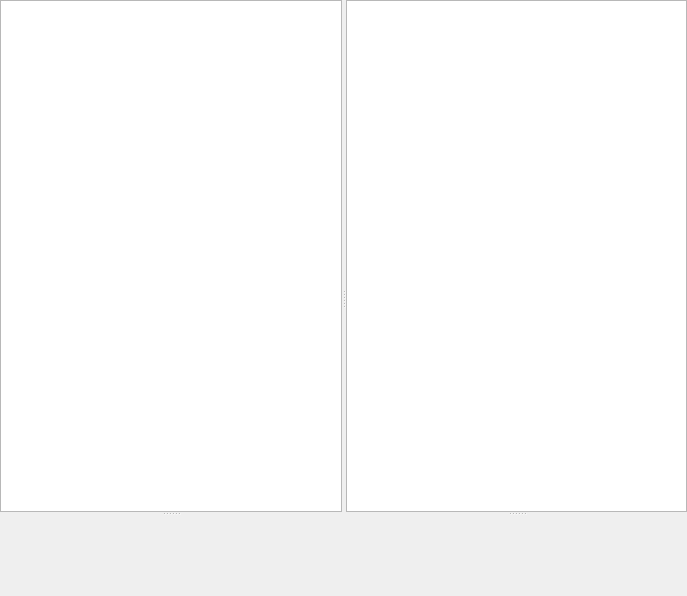
The window that Forms/mainview.ui (ArashMassoudieh/WaterwAIs) describes before a commit, drawn with Qt 5.
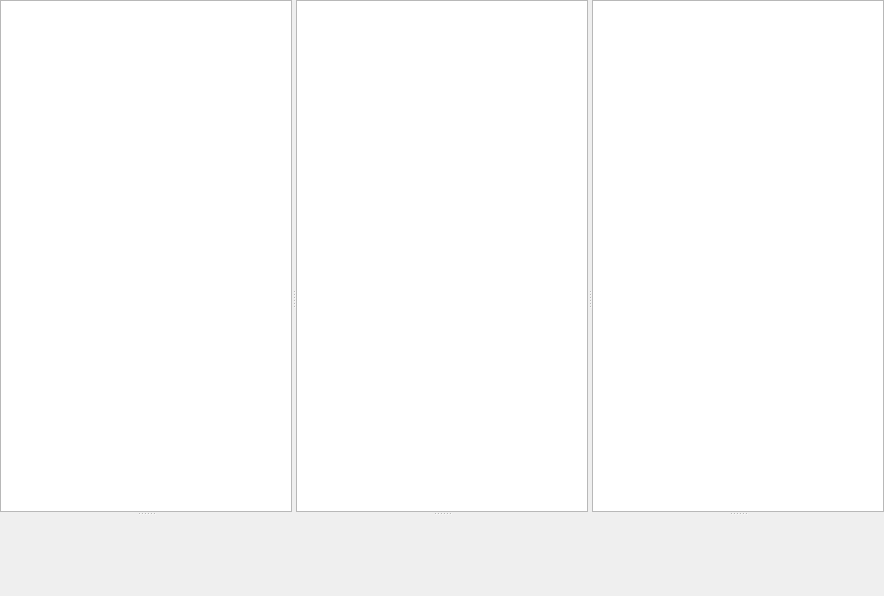
The same window after the commit. Custom widgets are drawn as their Qt base class.

Commit message: Added support for Generic model items, which don't have types. UI Improvements: - Provided conversion of time series time values into actual date/times. - Added "Navigate to item" button in item properties table and time series window. - Provide random colorization around base color for polygon feature layer.

What changed in the file:
```diff
--- a/Forms/mainview.ui
+++ b/Forms/mainview.ui
@@ -6,7 +6,7 @@
    <rect>
     <x>0</x>
     <y>0</y>
-    <width>687</width>
+    <width>884</width>
     <height>596</height>
    </rect>
   </property>
@@ -94,6 +94,23 @@
       </widget>
       <widget class="WaterwAIs::Panel" name="panelWidget"/>
      </widget>
+     <widget class="QSplitter" name="gen_panel_splitter">
+      <property name="orientation">
+       <enum>Qt::Vertical</enum>
+      </property>
+      <widget class="QWidget" name="layoutWidget">
+       <layout class="QGridLayout" name="gridLayout">
+        <item row="0" column="0">
+         <widget class="QListView" name="genericItemsList">
+          <property name="text" stdset="0">
+           <string/>
+          </property>
+         </widget>
+        </item>
+       </layout>
+      </widget>
+      <widget class="WaterwAIs::Panel" name="propertyGenPanel"/>
+     </widget>
     </widget>
    </item>
   </layout>
```
Left out of the diff: 2 changed lines with no effect on the pictures. The commit also changes 43 other files.
